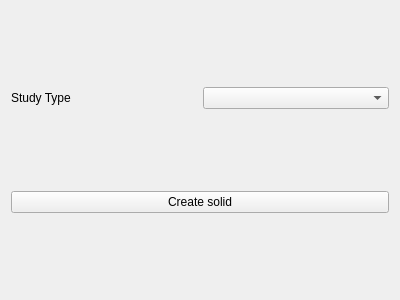
First picture: the form in Ui/Resources/ui/DialogCFD.ui, repository davesrocketshop/Rocket, before the edit.
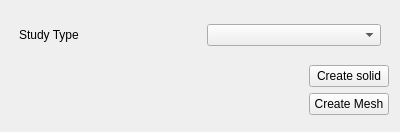
Second picture: the form after the edit.

The edit to the form file:
```diff
--- a/Ui/Resources/ui/DialogCFD.ui
+++ b/Ui/Resources/ui/DialogCFD.ui
@@ -7,7 +7,7 @@
     <x>0</x>
     <y>0</y>
     <width>400</width>
-    <height>300</height>
+    <height>132</height>
    </rect>
   </property>
   <property name="windowTitle">
@@ -15,23 +15,60 @@
   </property>
   <layout class="QVBoxLayout" name="verticalLayout">
    <item>
-    <layout class="QHBoxLayout" name="horizontalLayout">
-     <item>
+    <layout class="QGridLayout" name="gridLayout">
+     <property name="leftMargin">
+      <number>8</number>
+     </property>
+     <property name="topMargin">
+      <number>8</number>
+     </property>
+     <property name="rightMargin">
+      <number>8</number>
+     </property>
+     <property name="bottomMargin">
+      <number>8</number>
+     </property>
+     <property name="horizontalSpacing">
+      <number>14</number>
+     </property>
+     <property name="verticalSpacing">
+      <number>8</number>
+     </property>
+     <item row="0" column="0">
       <widget class="QLabel" name="label">
        <property name="text">
         <string>Study Type</string>
        </property>
       </widget>
      </item>
-     <item>
+     <item row="0" column="1">
       <widget class="QComboBox" name="comboStudy"/>
      </item>
     </layout>
    </item>
    <item>
-    <layout class="QHBoxLayout" name="horizontalLayout_4">
-     <item>
+    <layout class="QGridLayout" name="gridLayout_2">
+     <item row="0" column="0">
+      <spacer name="horizontalSpacer">
+       <property name="orientation">
+        <enum>Qt::Horizontal</enum>
+       </property>
+       <property name="sizeHint" stdset="0">
+        <size>
+         <width>40</width>
+         <height>20</height>
+        </size>
+       </property>
+      </spacer>
+     </item>
+     <item row="0" column="1">
       <widget class="QPushButton" name="buttonMakeSolid">
+       <property name="sizePolicy">
+        <sizepolicy hsizetype="Minimum" vsizetype="Fixed">
+         <horstretch>0</horstretch>
+         <verstretch>0</verstretch>
+        </sizepolicy>
+       </property>
        <property name="toolTip">
         <string>Create a solid from the selected rocket</string>
        </property>
@@ -40,6 +77,26 @@
        </property>
       </widget>
      </item>
+     <item row="1" column="0">
+      <spacer name="horizontalSpacer_2">
+       <property name="orientation">
+        <enum>Qt::Horizontal</enum>
+       </property>
+       <property name="sizeHint" stdset="0">
+        <size>
+         <width>40</width>
+         <height>20</height>
+        </size>
+       </property>
+      </spacer>
+     </item>
+     <item row="1" column="1">
+      <widget class="QPushButton" name="buttonMesh">
+       <property name="text">
+        <string>Create Mesh</string>
+       </property>
+      </widget>
+     </item>
     </layout>
    </item>
   </layout>
```
